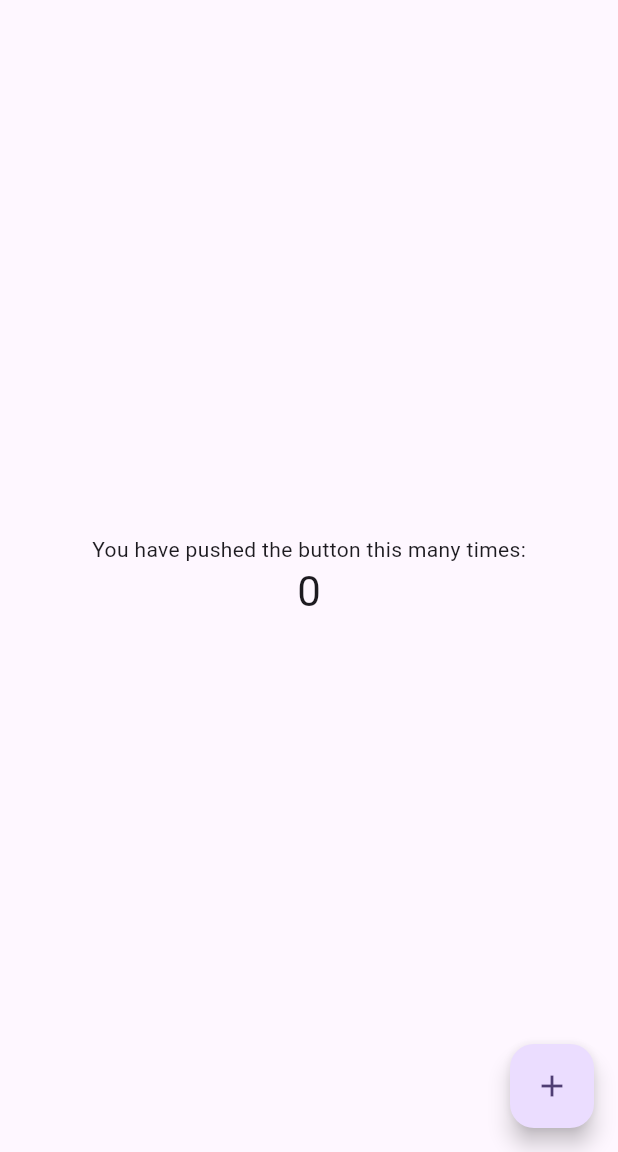
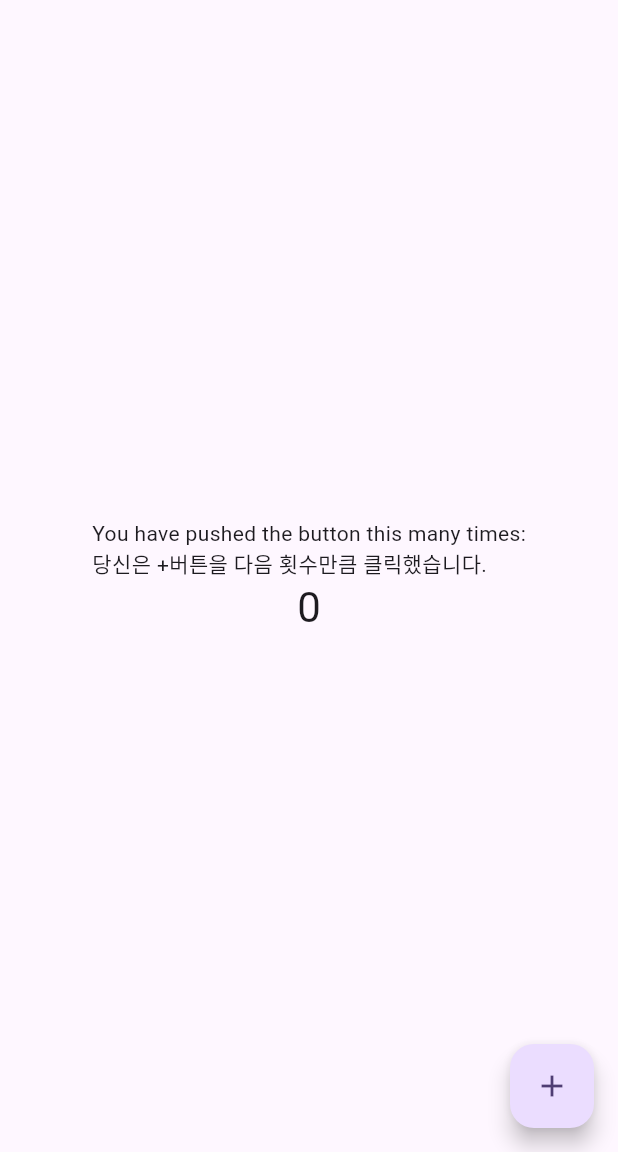
Before and after one commit to ijhwlee/Flutter, a Flutter app: the screen it shows after launch, on a phone screen of 412 x 824 dp, the part 84-1236 px from its top. Run offline on Flutter 3.47's test engine with Material 3 defaults, Android fonts, the phone set to English and light mode, and no system bars.

Commit message:
add korean message

```diff
--- a/chap01/flutter_application_1/lib/main.dart
+++ b/chap01/flutter_application_1/lib/main.dart
@@ -104,7 +104,9 @@ class _MyHomePageState extends State<MyHomePage> {
           // wireframe for each widget.
           mainAxisAlignment: .center,
           children: [
-            const Text('You have pushed the button this many times:'),
+            const Text(
+              'You have pushed the button this many times:\n당신은 +버튼을 다음 횟수만큼 클릭했습니다.',
+            ),
             Text(
               '$_counter',
               style: Theme.of(context).textTheme.headlineMedium,
```
